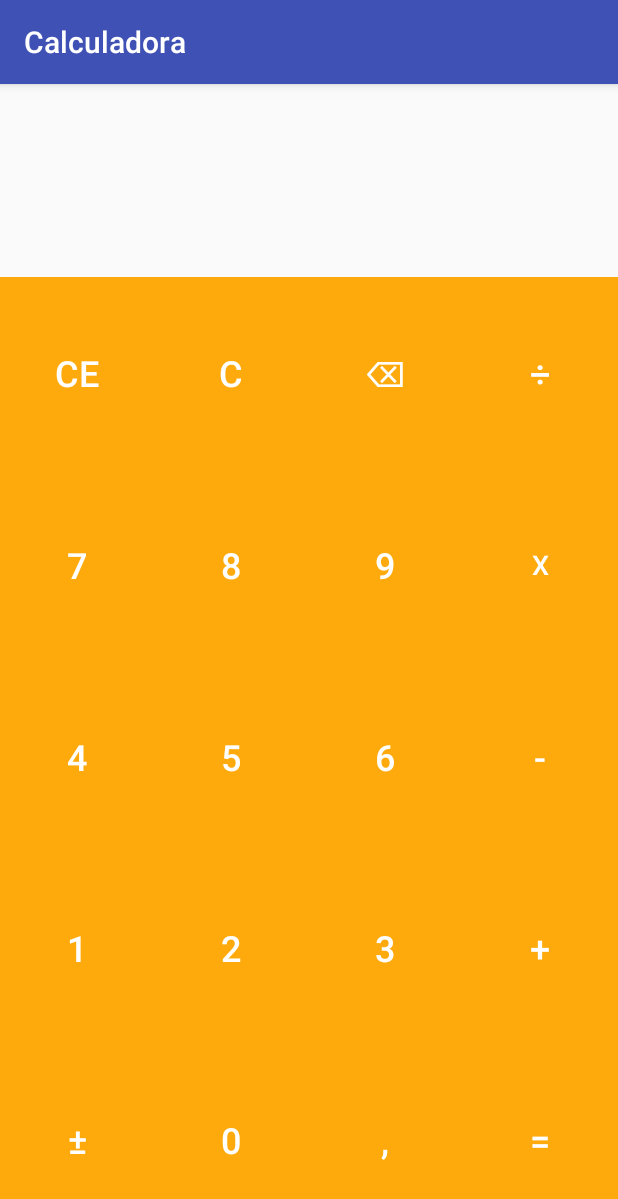
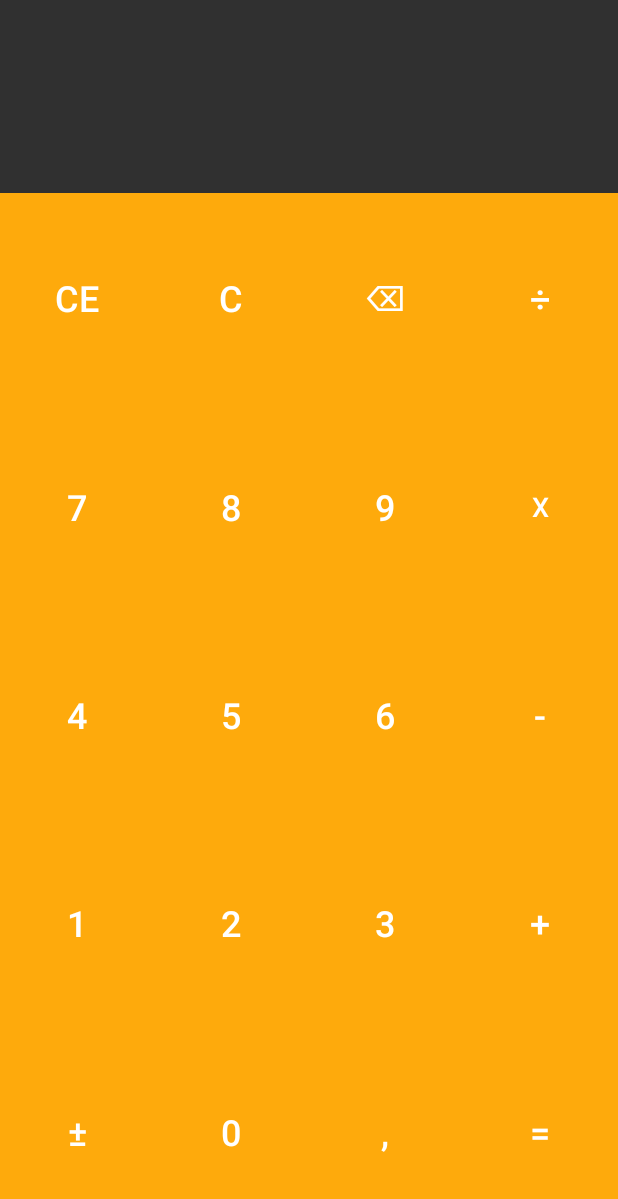
Before and after one commit to carlosadr/ApplicationCalculadora, an Android app: the screen it shows after launch (CalculadoraActivity), on a phone screen of 412 x 824 dp. Shown: the top 1199 px of the screen. Run offline under Robolectric (Android 15) with nearby library versions, the phone set to English and light mode, and no system bars.

Commit message:
Atualização 1.2

```diff
--- a/app/src/main/res/values/styles.xml
+++ b/app/src/main/res/values/styles.xml
@@ -1,14 +1,11 @@
 <resources>
 
     <!-- Base application theme. -->
-    <style name="AppTheme" parent="Theme.AppCompat.Light.DarkActionBar">
+    <style name="AppTheme" parent="Theme.AppCompat.NoActionBar">
         <!-- Customize your theme here. -->
         <item name="colorPrimary">@color/colorPrimary</item>
         <item name="colorPrimaryDark">@color/colorPrimaryDark</item>
         <item name="colorAccent">@color/colorAccent</item>
-    </style>
-
-    <style name="AppCompact.NoActionBar" parent="Theme.AppCompat.NoActionBar" >
         <item name="android:navigationBarColor">@color/yellowBurn</item>
         <item name="android:statusBarColor">@color/yellowBurn</item>
     </style>
```
